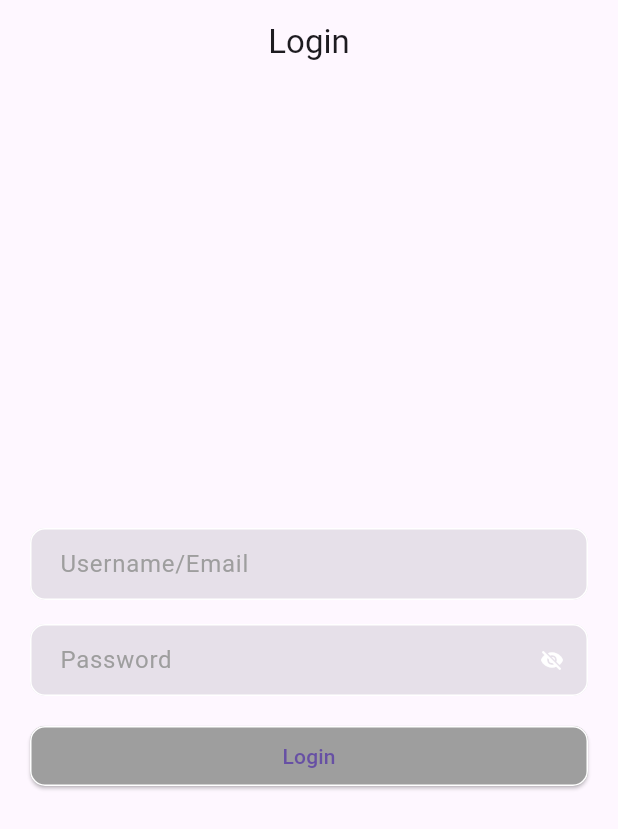
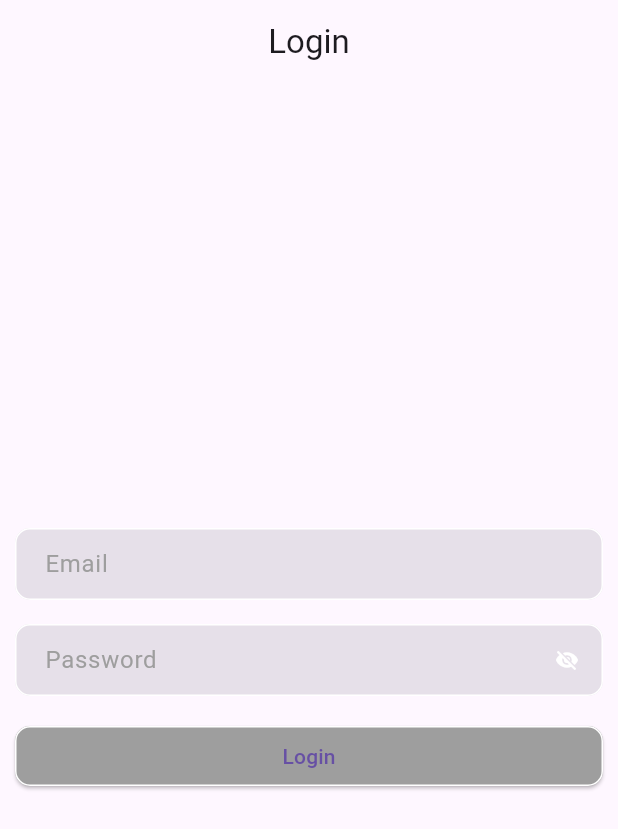
Before and after one commit to saginbajracharya/multiplayer, a Flutter app: the screen it shows after launch, on a phone screen of 412 x 824 dp. Shown: the top 829 px of the screen. Run offline on Flutter 3.47's test engine with Material 3 defaults, Android fonts, the phone set to English and light mode, and no system bars; our stand-ins replace dio, fluttertoast, get, get_storage; generated files the repository leaves out were written again.

Commit message:
[Fixed]::UI

```diff
--- a/lib/src/app.dart
+++ b/lib/src/app.dart
@@ -50,8 +50,8 @@ class MyApp extends StatelessWidget {
           // Define a light and dark color theme. Then, read the user's
           // preferred ThemeMode (light, dark, or system default) from the
           // SettingsController to display the correct theme.
-          theme: ThemeData(),
-          darkTheme: ThemeData.dark(),
+          theme: ThemeData(useMaterial3:true),
+          darkTheme: ThemeData.dark(useMaterial3:true),
           themeMode: settingsController.themeMode,
           // Define a function to handle named routes in order to support
           // Flutter web url navigation and deep linking.
--- a/lib/src/views/home_view/home_view.dart
+++ b/lib/src/views/home_view/home_view.dart
@@ -48,6 +48,7 @@ class _HomeViewState extends State<HomeView> {
             :ListView.builder(
               itemCount: homeCon.userList.length,
               shrinkWrap:  true,
+              padding: const EdgeInsets.all(10.0),
               itemBuilder: (context, index) {
                 final user = homeCon.userList[index];
                 return ListTile(
--- a/lib/src/views/login_view/login_view.dart
+++ b/lib/src/views/login_view/login_view.dart
@@ -29,7 +29,7 @@ class _LoginViewState extends State<LoginView> {
           ),
           body: Center(
             child: Padding(
-              padding: const EdgeInsets.all(20.0),
+              padding: const EdgeInsets.all(10.0),
               child: Form(
                 key: loginCon.formKey,
                 child: Column(
@@ -61,7 +61,7 @@ class _LoginViewState extends State<LoginView> {
                           borderSide: const BorderSide(color: red)
                         ),
                         filled: true,
-                        hintText: 'Username/Email',
+                        hintText: 'Email',
                         hintStyle: const TextStyle(color: grey),
                         contentPadding: const EdgeInsets.only(
                           bottom: 10.0,
```
